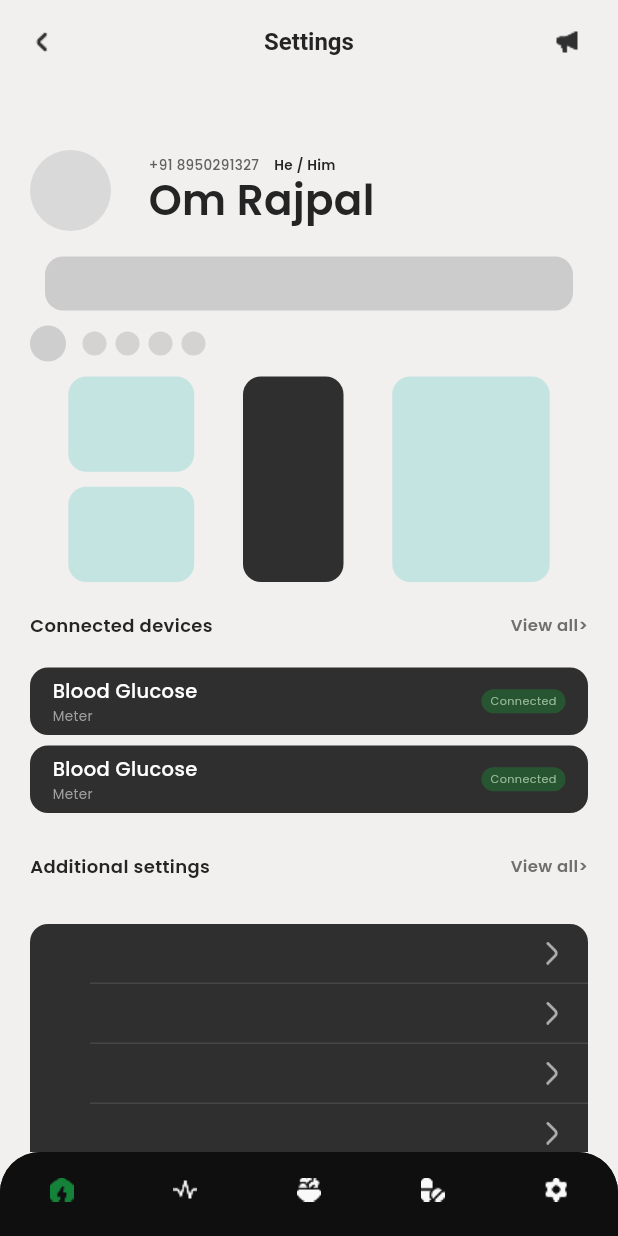
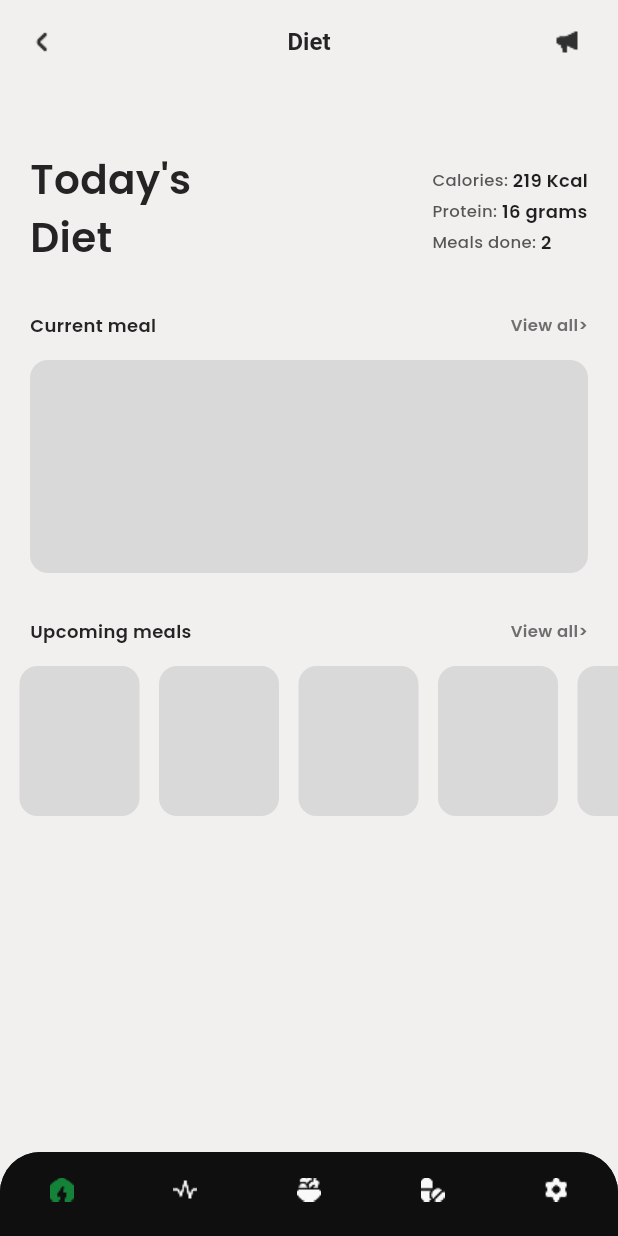
Before and after one commit to om13rajpal/diacare360, a Flutter app: the screen it shows after launch, item 3 of the bottom bar chosen, on a phone screen of 412 x 824 dp. Run offline on Flutter 3.47's test engine with Material 3 defaults, Android fonts, the light colour scheme and no system bars; our stand-ins replace flutter_switch.

Commit message:
added the diet page

```diff
--- a/lib/navigation.dart
+++ b/lib/navigation.dart
@@ -1,3 +1,4 @@
+import 'package:diacare360/screens/diet.dart';
 import 'package:diacare360/screens/medicine.dart';
 import 'package:diacare360/screens/settings.dart';
 import 'package:diacare360/screens/vitals.dart';
@@ -16,7 +17,7 @@ class _NavigationState extends State<Navigation> {
   final List<Widget> _currentPage = [
     Vitals(),
     Medicine(),
-    Settings(),
+    Diet(),
     Settings(),
     Settings(),
   ];
--- /dev/null
+++ b/lib/screens/diet.dart
@@ -0,0 +1,89 @@
+import 'package:diacare360/utils/appbar.dart';
+import 'package:diacare360/utils/keyvalue.dart';
+import 'package:diacare360/utils/newsegment.dart';
+import 'package:flutter/material.dart';
+
+class Diet extends StatelessWidget {
+  @override
+  Widget build(BuildContext context) {
+    return SafeArea(
+      child: CustomScrollView(
+        slivers: [
+          MyAppBar(title: "Diet"),
+          SliverToBoxAdapter(
+            child: Padding(
+              padding: const EdgeInsets.symmetric(horizontal: 20),
+              child: Row(
+                mainAxisAlignment: MainAxisAlignment.spaceBetween,
+                crossAxisAlignment: CrossAxisAlignment.center,
+                children: [
+                  Text(
+                    "Today's\nDiet",
+                    style: TextStyle(
+                      fontSize: 27,
+                      fontWeight: FontWeight.w600,
+                      color: Color(0xFF242424),
+                    ),
+                  ),
+                  Column(
+                    crossAxisAlignment: CrossAxisAlignment.start,
+                    children: [
+                      KeyValue(head: "Calories", value: "219", unit: 'Kcal'),
+                      KeyValue(head: "Protein", value: "16", unit: 'grams'),
+                      KeyValue(head: "Meals done", value: "2", unit: ''),
+                    ],
+                  ),
+                ],
+              ),
+            ),
+          ),
+          SliverToBoxAdapter(
+            child: Padding(
+              padding: const EdgeInsets.only(top: 30, bottom: 15),
+              child: NewSegment(title: "Current meal"),
+            ),
+          ),
+          SliverToBoxAdapter(
+            child: Padding(
+              padding: EdgeInsets.symmetric(horizontal: 20),
+              child: Container(
+                width: MediaQuery.of(context).size.width,
+                height: 142,
+                decoration: BoxDecoration(
+                  borderRadius: BorderRadius.circular(12),
+                  color: Color(0xFFD9D9D9),
+                ),
+              ),
+            ),
+          ),
+          SliverToBoxAdapter(
+            child: Padding(
+              padding: EdgeInsets.only(top: 30, bottom: 15),
+              child: NewSegment(title: "Upcoming meals"),
+            ),
+          ),
+          SliverToBoxAdapter(
+            child: SizedBox(
+              height: 100,
+              child: ListView.builder(
+                scrollDirection: Axis.horizontal,
+                physics: BouncingScrollPhysics(),
+                itemCount: 5,
+                itemBuilder: (context, index) {
+                  return Container(
+                    margin: EdgeInsets.only(left: 13),
+                    width: 80,
+                    decoration: BoxDecoration(
+                      borderRadius: BorderRadius.circular(12),
+                      color: Color(0xFFD9D9D9),
+                    ),
+                  );
+                },
+              ),
+            ),
+          ),
+        ],
+      ),
+    );
+  }
+}
--- /dev/null
+++ b/lib/utils/keyvalue.dart
@@ -0,0 +1,36 @@
+import 'package:flutter/material.dart';
+
+class KeyValue extends StatelessWidget {
+  final String head;
+  final String value;
+  final String unit;
+  const KeyValue({super.key, required this.head, required this.value, required this.unit});
+
+  @override
+  Widget build(BuildContext context) {
+    return Padding(
+      padding: const EdgeInsets.only(top: 3.5),
+      child: Row(
+        children: [
+          Text(
+            "$head:",
+            style: TextStyle(
+              fontSize: 11,
+              color: Color(0xFF565656),
+              fontWeight: FontWeight.w500,
+            ),
+          ),
+          SizedBox(width: 3),
+          Text(
+            "$value $unit",
+            style: TextStyle(
+              fontSize: 12,
+              color: Color(0XFF1F1F1F),
+              fontWeight: FontWeight.w600,
+            ),
+          ),
+        ],
+      ),
+    );
+  }
+}
```
